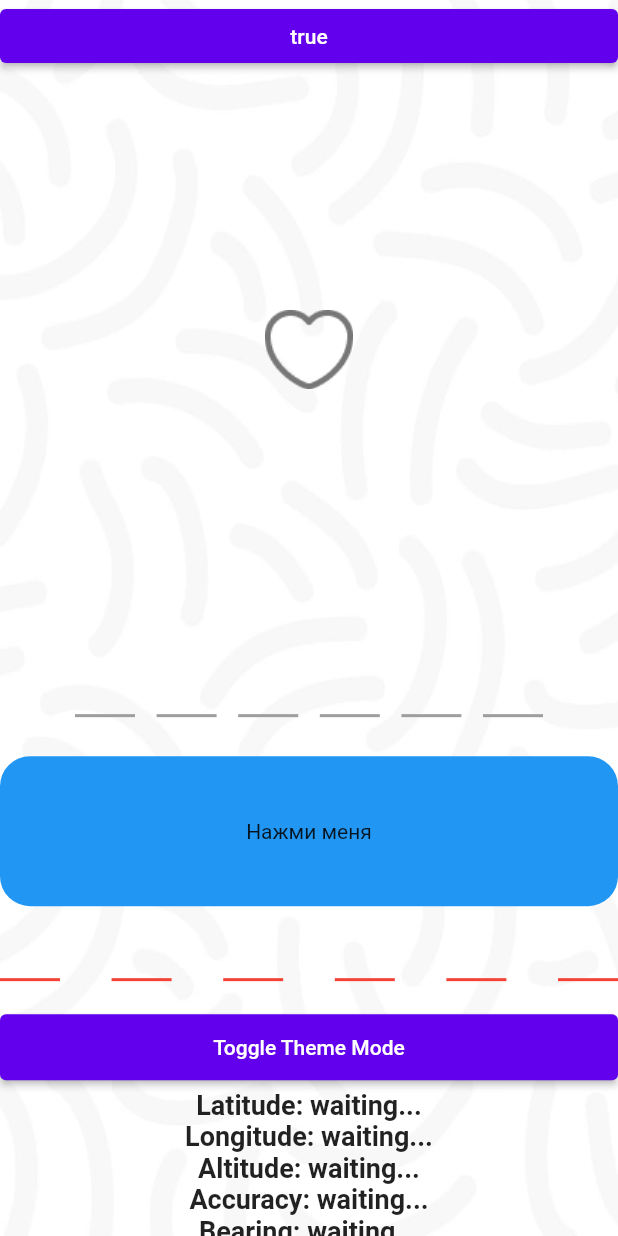
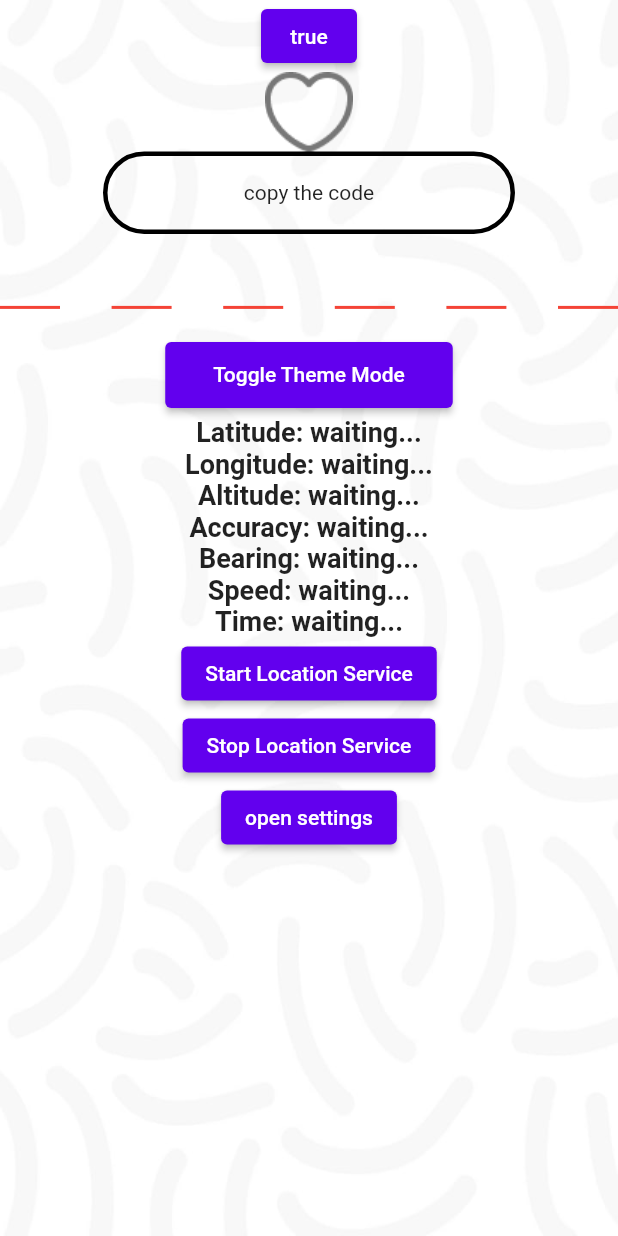
Before and after one commit to lolmaxlevel/compass_app, a Flutter app: the screen it shows after launch, on a phone screen of 412 x 824 dp. Run offline on Flutter 3.47's test engine with Material 2 defaults, Android fonts, the phone set to English and light mode, and no system bars; drawn by our look-alikes of pin_code_fields; our stand-ins replace adaptive_theme, shared_preferences; missing offline and left inert: background_location.

Commit message:
working on first button

```diff
--- a/lib/pages/main_screen.dart
+++ b/lib/pages/main_screen.dart
@@ -3,6 +3,7 @@ import 'dart:math';
 import 'package:adaptive_theme/adaptive_theme.dart';
 import 'package:background_location/background_location.dart';
 import 'package:compass_app/web_socket_worker.dart';
+import 'package:compass_app/widgets/first_code.dart';
 import 'package:flutter/foundation.dart';
 import 'package:flutter/material.dart';
 import 'package:flutter/services.dart';
@@ -25,6 +26,7 @@ class MainScreen extends StatefulWidget {
 }
 
 class _MainScreenState extends State<MainScreen> {
+  Widget _animatedButton = Text("copy the code");
   String _buttonText = "Нажми меня";
   bool _buttonPressed = false;
   bool flag = true;
@@ -47,10 +49,12 @@ class _MainScreenState extends State<MainScreen> {
       _buttonPressed = !_buttonPressed;
       if (_buttonPressed) {
         // генерируем случайное 6-значное число
-        Random random = Random();
-        _buttonText = random.nextInt(999999).toString().padLeft(6, '0');
+        _animatedButton = const Padding(
+          padding: EdgeInsets.symmetric(horizontal: 10.0),
+          child: FirsCode(),
+        );
       } else {
-        _buttonText = "Нажми меня";
+        _animatedButton = Text("aboba");
       }
     });
   }
@@ -89,50 +93,51 @@ class _MainScreenState extends State<MainScreen> {
             Scaffold(
               backgroundColor: Colors.transparent,
               body: Center(
-                child: ListView(
-                  children: <Widget>[
+                child: Column(
+                  children: [
                     ElevatedButton(onPressed: flagInvert, child: Text(flag.toString())),
                     Image.asset(flag?'assets/heart.png':'assets/heart2.png'),
-                    Padding(
-                      padding: const EdgeInsets.symmetric(vertical: 10.0, horizontal: 50.0),
-                      child: PinCodeTextField(
-                          appContext: context,
-                          controller: _controller,
-                          length: 6,
-                          enabled: false,
-                          inputFormatters: [
-                            FilteringTextInputFormatter.allow(RegExp("[0-9]")),
-                          ],
-                          keyboardType: TextInputType.number,
-                          onTap: () {
-                            Clipboard.setData(
-                                ClipboardData(text: _controller.text))
-                                .then((_){ScaffoldMessenger.of(context)
-                                .showSnackBar(
-                                const SnackBar(
-                                  content: Text("Code copied to clipboard!"),
-                                  duration: Duration(seconds: 1),
-                                ));
-                            });
-                          },
-                        onChanged: (String value) {
-                            if (kDebugMode) {
-                              print(value);
-                            }},),
-                    ),
+                    // PinCodeTextField(
+                    //     appContext: context,
+                    //     controller: _controller,
+                    //     length: 6,
+                    //     enabled: false,
+                    //     inputFormatters: [
+                    //       FilteringTextInputFormatter.allow(RegExp("[0-9]")),
+                    //     ],
+                    //     keyboardType: TextInputType.number,
+                    //     onTap: () {
+                    //       Clipboard.setData(
+                    //           ClipboardData(text: _controller.text))
+                    //           .then((_){ScaffoldMessenger.of(context)
+                    //           .showSnackBar(
+                    //           const SnackBar(
+                    //             content: Text("Code copied to clipboard!"),
+                    //             duration: Duration(seconds: 1),
+                    //           ));
+                    //       });
+                    //     },
+                    //   onChanged: (String value) {
+                    //       if (kDebugMode) {
+                    //         print(value);
+                    //       }},),
                     GestureDetector(
                       onTap: _onButtonPressed,
                       child: Container(
-                        width: 200,
-                        height: 100,
+                        width: MediaQuery.of(context).size.width * 4/6,
+                        height: MediaQuery.of(context).size.height * 1/15,
                         decoration: BoxDecoration(
-                          color: Colors.blue,
+                          color: Colors.transparent,
                           shape: BoxShape.rectangle,
-                          borderRadius: BorderRadius.circular(20),
+                          border: Border.all(
+                            width: 3,
+                          ),
+                          borderRadius: BorderRadius.circular(50),
                         ),
                         child: Center(
-                          child: Text(
-                            _buttonText
+                          child: AnimatedSwitcher(
+                            duration: const Duration(seconds: 1),
+                            child: _animatedButton,
                           ),
                         ),
                       ),
@@ -186,7 +191,7 @@ class _MainScreenState extends State<MainScreen> {
                           builder: (context) => const Settings(),
                         ),
                       );
-                    }, child: Text('open settings'))
+                    }, child: Text('open settings')),
                   ],
                 ),
               ),
```
